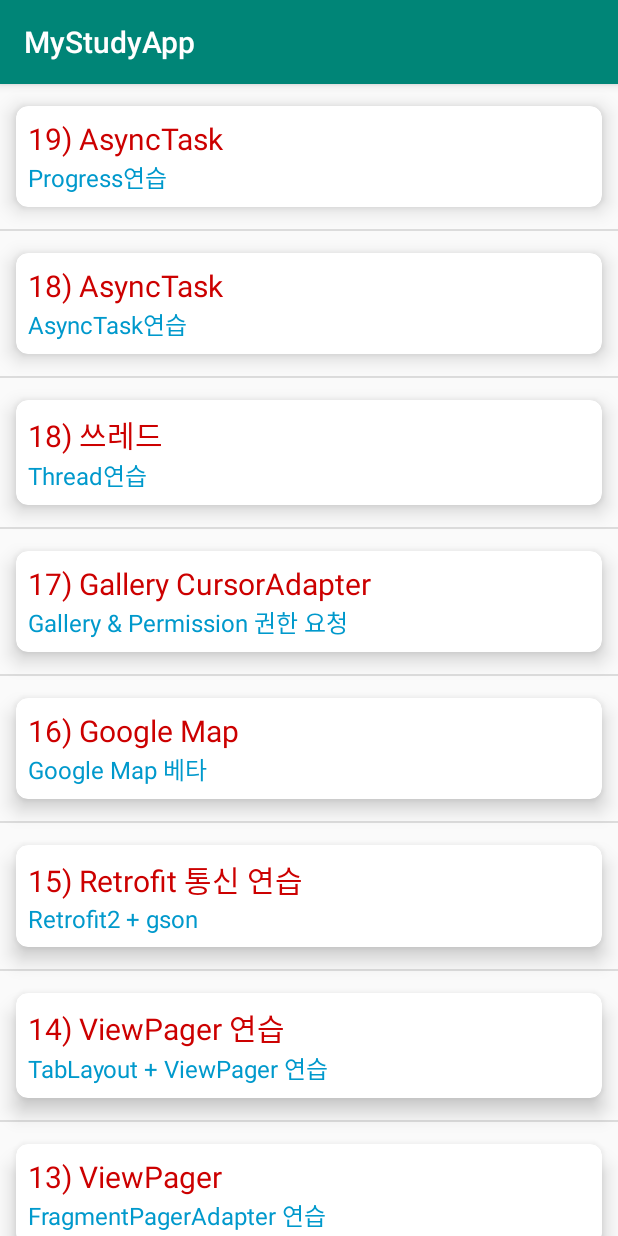
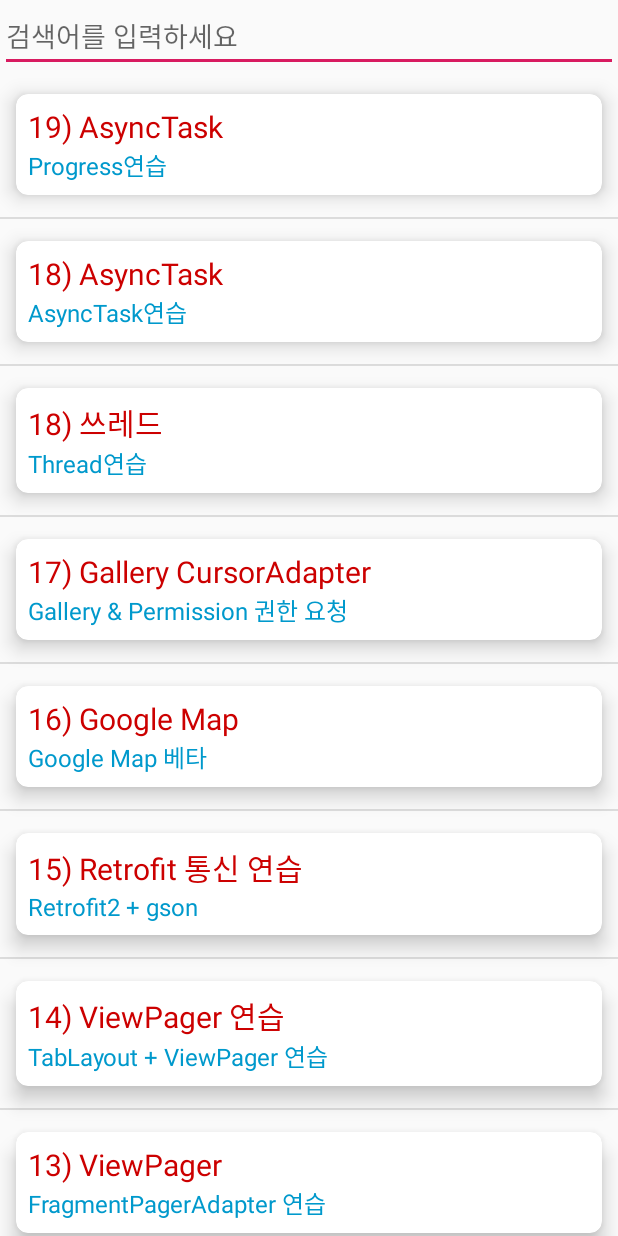
Before and after one commit to Mo0k94/MyStudyApp, an Android app: the screen it shows after launch (ListViewActivity), on a phone screen of 412 x 824 dp. Run offline under Robolectric (Android 15) with nearby library versions, the phone set to English and light mode, and no system bars.

Commit message:
ListView Edit_Text를 이용한 SearchView 구현

```diff
--- a/app/src/main/AndroidManifest.xml
+++ b/app/src/main/AndroidManifest.xml
@@ -54,7 +54,9 @@
             android:theme="@style/AppTheme.NoActionBar" />
         <activity android:name=".activities.WeatherActivity" />
         <activity android:name=".activities.WebBrowserActivity" />
-        <activity android:name=".ListViewActivity">
+        <activity
+            android:name=".ListViewActivity"
+            android:theme="@style/AppTheme.NoActionBar">
             <intent-filter>
                 <action android:name="android.intent.action.MAIN" />
 
--- a/app/src/main/java/com/example/mystudyapp/ListViewActivity.java
+++ b/app/src/main/java/com/example/mystudyapp/ListViewActivity.java
@@ -3,8 +3,13 @@
 import android.content.Intent;
 import android.support.v7.app.AppCompatActivity;
 import android.os.Bundle;
+import android.support.v7.widget.SearchView;
+import android.support.v7.widget.Toolbar;
+import android.text.Editable;
+import android.text.TextWatcher;
 import android.view.View;
 import android.widget.AdapterView;
+import android.widget.EditText;
 import android.widget.ListView;
 import android.widget.Toast;
 
@@ -35,6 +40,11 @@
 
     private ListView mListView;
     private ArrayList<ListItem> mDataList;
+    private ArrayList<ListItem> mDataList_backup;
+    private MyAdapter mAdapter;
+
+
+    private EditText mSearch_edit;
 
     @Override
     protected void onCreate(Bundle savedInstanceState) {
@@ -43,8 +53,15 @@
 
         mListView = findViewById(R.id.list_view);
 
+
+
+
         //데이터터
         mDataList = new ArrayList<>();
+
+
+
+
 
 
         addItem("1) 사운드 & 스탑워치", "05-18", MainActivity.class);
@@ -68,10 +85,15 @@
         addItem("19) AsyncTask ", "Progress연습 ", AsyncTaskActivity.class);
 
         Collections.reverse(mDataList);
-        MyAdapter adapter = new MyAdapter(mDataList);
+        mAdapter = new MyAdapter(mDataList);
 
-        mListView.setAdapter(adapter);
+        mDataList_backup = new ArrayList<ListItem>();
 
+        mDataList_backup.addAll(mDataList);
+        mListView.setAdapter(mAdapter);
+
+
+        mAdapter.notifyDataSetChanged();
         //이벤트
         mListView.setOnItemClickListener(new AdapterView.OnItemClickListener() {
             @Override
@@ -83,6 +105,29 @@
         });
 
 
+
+        mSearch_edit = findViewById(R.id.edit_search);
+        mSearch_edit.addTextChangedListener(new TextWatcher() {
+            @Override
+            public void beforeTextChanged(CharSequence charSequence, int i, int i1, int i2) {
+
+            }
+
+            @Override
+            public void onTextChanged(CharSequence charSequence, int i, int i1, int i2) {
+
+            }
+
+            @Override
+            public void afterTextChanged(Editable editable) {
+                // input 창에 문자를 입력할때마다 호출된다
+                // search메소드를 호출
+                String text = mSearch_edit.getText().toString();
+                search(text);
+            }
+        });
+
+
     }
 
     private void addItem(String title, String title2, Class cls) {
@@ -90,4 +135,34 @@
         mDataList.add(item);
     }
 
+
+    // 검색을 수행하는 메소드
+    public void search(String charText) {
+
+        // 문자 입력시마다 리스트를 지우고 새로 뿌려준다.
+        mDataList.clear();
+
+        // 문자 입력이 없을때는 모든 데이터를 보여준다.
+        if (charText.length() == 0) {
+            mDataList.addAll(mDataList_backup);
+        }
+        // 문자 입력을 할때..
+        else
+        {
+            // 리스트의 모든 데이터를 검색한다.
+            for(int i = 0;i < mDataList_backup.size(); i++)
+            {
+                // arraylist의 모든 데이터에 입력받은 단어(charText)가 포함되어 있으면 true를 반환한다.
+                if (mDataList_backup.get(i).getTitle().toLowerCase().contains(charText) || mDataList_backup.get(i).getTitle().contains(charText))
+                {
+                    // 검색된 데이터를 리스트에 추가한다.
+                    mDataList.add(mDataList_backup.get(i));
+                }
+            }
+        }
+        // 리스트 데이터가 변경되었으므로 아답터를 갱신하여 검색된 데이터를 화면에 보여준다.
+        mAdapter.notifyDataSetChanged();
+    }
+
+
 }
--- a/app/src/main/res/layout/activity_list_view.xml
+++ b/app/src/main/res/layout/activity_list_view.xml
@@ -1,14 +1,21 @@
 <?xml version="1.0" encoding="utf-8"?>
-<android.support.constraint.ConstraintLayout xmlns:android="http://schemas.android.com/apk/res/android"
+<LinearLayout xmlns:android="http://schemas.android.com/apk/res/android"
     xmlns:app="http://schemas.android.com/apk/res-auto"
     xmlns:tools="http://schemas.android.com/tools"
     android:layout_width="match_parent"
     android:layout_height="match_parent"
+    android:orientation="vertical"
     tools:context=".ListViewActivity">
 
+
+    <EditText
+        android:id="@+id/edit_search"
+        android:layout_width="match_parent"
+        android:layout_height="wrap_content"
+        android:hint="검색어를 입력하세요"/>
 
     <ListView
         android:id="@+id/list_view"
         android:layout_width="match_parent"
         android:layout_height="match_parent"/>
-</android.support.constraint.ConstraintLayout>
+</LinearLayout>
```
Also changed, not shown: app/src/main/java/com/example/mystudyapp/activities/MemoActivity.java (+33 -11 lines), app/src/main/res/layout/activity_memo.xml (+9 -1 lines).
